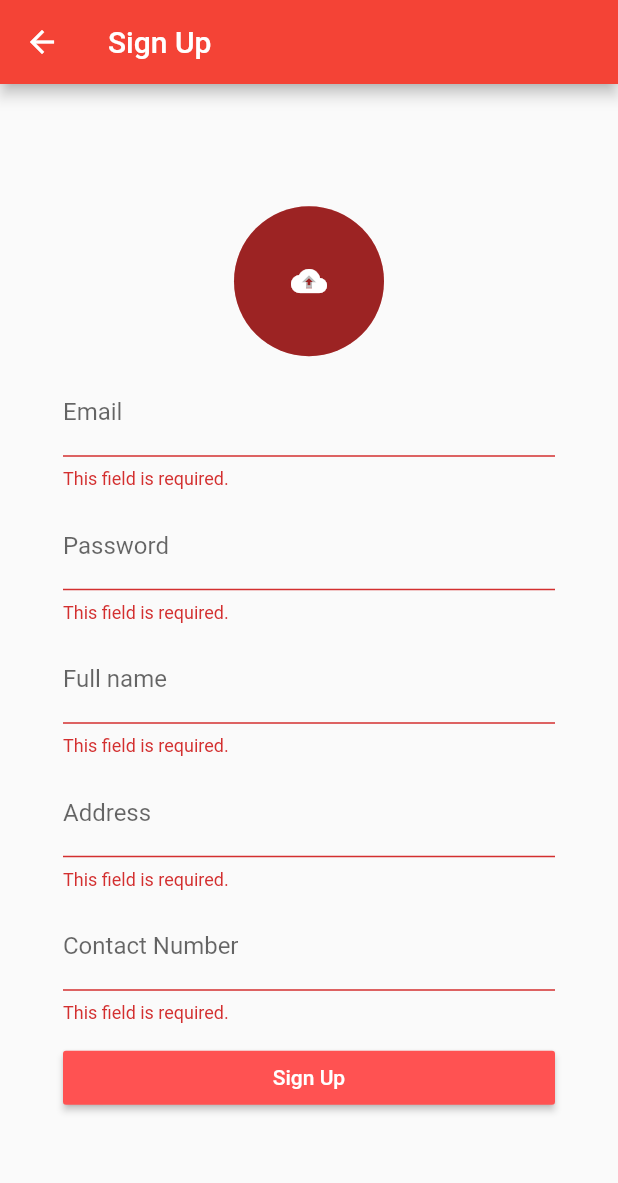
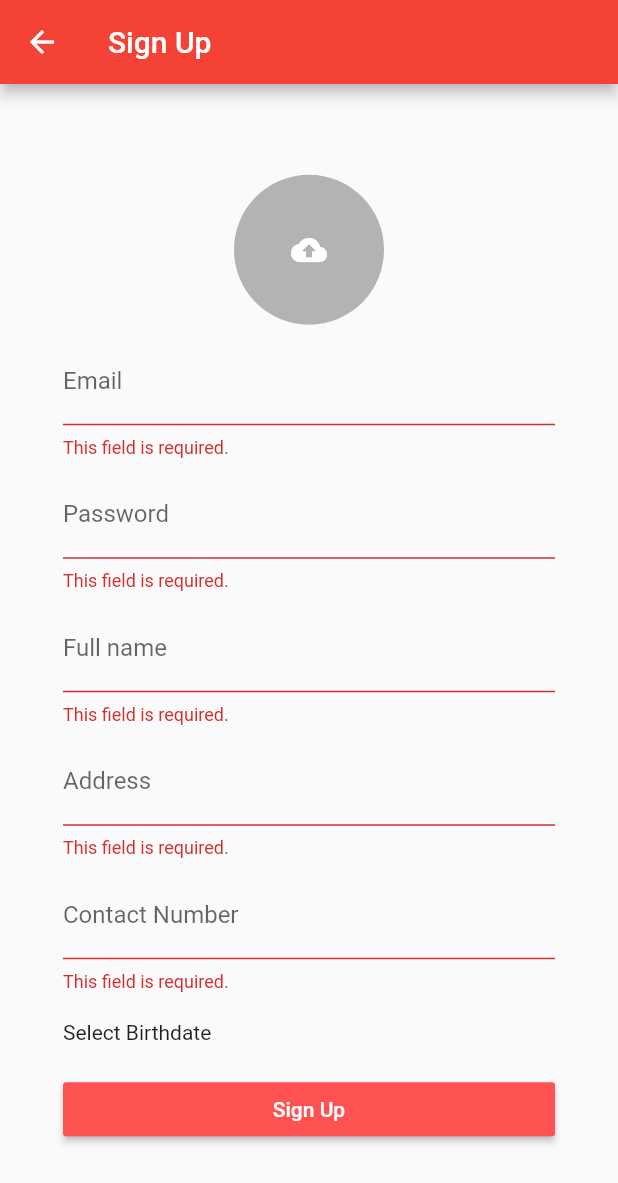
Before and after one commit to antonvinceguinto/simple-flutter-test, a Flutter app: the SignUp screen opened directly, after a tap on "Sign Up", on a phone screen of 412 x 824 dp. Shown: the top 1183 px of the screen. Run offline on Flutter 3.47's test engine with Material 2 defaults, Android fonts, the phone set to English and light mode, and no system bars; our stand-ins replace cached_network_image, cloud_firestore, firebase_auth, firebase_core, get, image_picker; accounts and stored records are empty.

Commit message:
Implement registration ui

```diff
--- a/lib/models/user_model.dart
+++ b/lib/models/user_model.dart
@@ -18,7 +18,7 @@ class UserModel {
   final String email;
   final String password;
   final String name;
-  final Timestamp birthDate;
+  final DateTime birthDate;
   final String address;
   final int contactNumber;
   final String imageUrl;
--- a/lib/screens/signup.dart
+++ b/lib/screens/signup.dart
@@ -1,6 +1,9 @@
 import 'dart:io';
+import 'package:intl/intl.dart';
+import 'package:simple_test/utils/imports.dart';
 
-import 'package:simple_test/utils/imports.dart';
+import '../models/user_model.dart';
+import '../models/user_model.dart';
 
 class SignUp extends StatefulWidget {
   const SignUp();
@@ -24,6 +27,7 @@ class _SignUpState extends State<SignUp> {
   File imageFile;
 
   DateTime birthDate;
+  final dateFormat = DateFormat('MMMM dd, yyyy');
 
   @override
   Widget build(BuildContext context) {
@@ -49,10 +53,7 @@ class _SignUpState extends State<SignUp> {
                         children: [
                           Positioned.fill(
                             child: CircleAvatar(
-                              child: Icon(
-                                Icons.cloud_upload,
-                                size: 13,
-                              ),
+                              backgroundColor: Colors.grey.withOpacity(0.1),
                               backgroundImage: imageFile == null
                                   ? null
                                   : FileImage(imageFile),
@@ -66,18 +67,25 @@ class _SignUpState extends State<SignUp> {
                                     source: ImageSource.gallery);
 
                                 if (pickedFile != null) {
-                                  imageFile = File(pickedFile.path);
+                                  setState(() {
+                                    imageFile = File(pickedFile.path);
+                                  });
                                 }
                               },
                               child: Container(
-                                decoration: BoxDecoration(
-                                  color: Colors.black26,
-                                  borderRadius: BorderRadius.circular(100),
-                                ),
-                                child: Icon(
-                                  Icons.cloud_upload,
-                                  color: Colors.white,
-                                ),
+                                decoration: imageFile == null
+                                    ? BoxDecoration(
+                                        color: Colors.black26,
+                                        borderRadius:
+                                            BorderRadius.circular(100),
+                                      )
+                                    : null,
+                                child: imageFile == null
+                                    ? Icon(
+                                        Icons.cloud_upload,
+                                        color: Colors.white,
+                                      )
+                                    : SizedBox(),
                               ),
                             ),
                           ),
@@ -105,6 +113,34 @@ class _SignUpState extends State<SignUp> {
                       'Contact Number',
                     ),
                     SizedBox(height: 12),
+                    InkWell(
+                      onTap: () async {
+                        final selectedDate = await showAdaptiveDatePicker(
+                          firstDateTime: DateTime(1990),
+                          initialDateTime: DateTime.now(),
+                          lastDateTime: DateTime.now(),
+                        );
+
+                        if (selectedDate != null) {
+                          setState(() {
+                            birthDate = selectedDate;
+                          });
+                        }
+                      },
+                      child: Container(
+                        height: 30,
+                        width: context.width,
+                        child: Align(
+                          alignment: Alignment.centerLeft,
+                          child: Text(
+                            birthDate == null
+                                ? 'Select Birthdate'
+                                : dateFormat.format(birthDate),
+                          ),
+                        ),
+                      ),
+                    ),
+                    SizedBox(height: 12),
                     Container(
                       width: context.width,
                       child: RaisedButton(
@@ -112,6 +148,29 @@ class _SignUpState extends State<SignUp> {
                           if (!_formKey.currentState.validate()) {
                             return;
                           }
+
+                          if (birthDate == null) {
+                            return Get.rawSnackbar(
+                                message: 'Please enter your birthdate');
+                          }
+
+                          if (imageFile == null) {
+                            return Get.rawSnackbar(
+                                message: 'Please select a profile picture');
+                          }
+
+                          final UserModel userModel = UserModel(
+                            email: emailFieldController.text.trim(),
+                            password: passwordFieldController.text.trim(),
+                            name: nameFieldController.text.trim(),
+                            address: addressFieldController.text.trim(),
+                            contactNumber:
+                                int.parse(contactFieldController.text.trim()),
+                            birthDate: birthDate,
+                            imageUrl: '',
+                          );
+
+                          controller.registerUser(userModel);
                         },
                         color: Colors.redAccent,
                         child: Text(
--- a/pubspec.yaml
+++ b/pubspec.yaml
@@ -24,6 +24,7 @@ dependencies:
   # Additional dependencies
   image_picker: ^0.6.7+21
   cached_network_image: ^2.5.0
+  intl: ^0.16.1
 
 dev_dependencies:
   flutter_test:
```
Also changed, not shown: lib/screens/simple_controller.dart (+6 -16 lines), lib/utils/adaptive.dart (+3 -4 lines), pubspec.lock, 3 other files.
